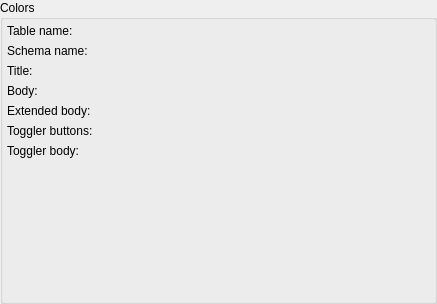
pgmodeler/pgmodeler, file libs/libgui/ui/dbobjects/tagwidget.ui: the form before one commit.
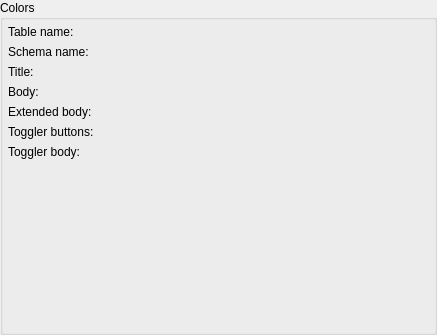
The form after the commit.

What changed in the file:
```diff
--- a/libs/libgui/ui/dbobjects/tagwidget.ui
+++ b/libs/libgui/ui/dbobjects/tagwidget.ui
@@ -7,7 +7,7 @@
     <x>0</x>
     <y>0</y>
     <width>437</width>
-    <height>304</height>
+    <height>335</height>
    </rect>
   </property>
   <layout class="QGridLayout" name="tag_grid">
@@ -30,16 +30,16 @@
      </property>
      <layout class="QGridLayout" name="colors_grid">
       <property name="leftMargin">
-       <number>4</number>
+       <number>5</number>
       </property>
       <property name="topMargin">
-       <number>4</number>
+       <number>5</number>
       </property>
       <property name="rightMargin">
-       <number>4</number>
+       <number>5</number>
       </property>
       <property name="bottomMargin">
-       <number>4</number>
+       <number>5</number>
       </property>
       <item row="7" column="0">
        <spacer name="verticalSpacer">
```
